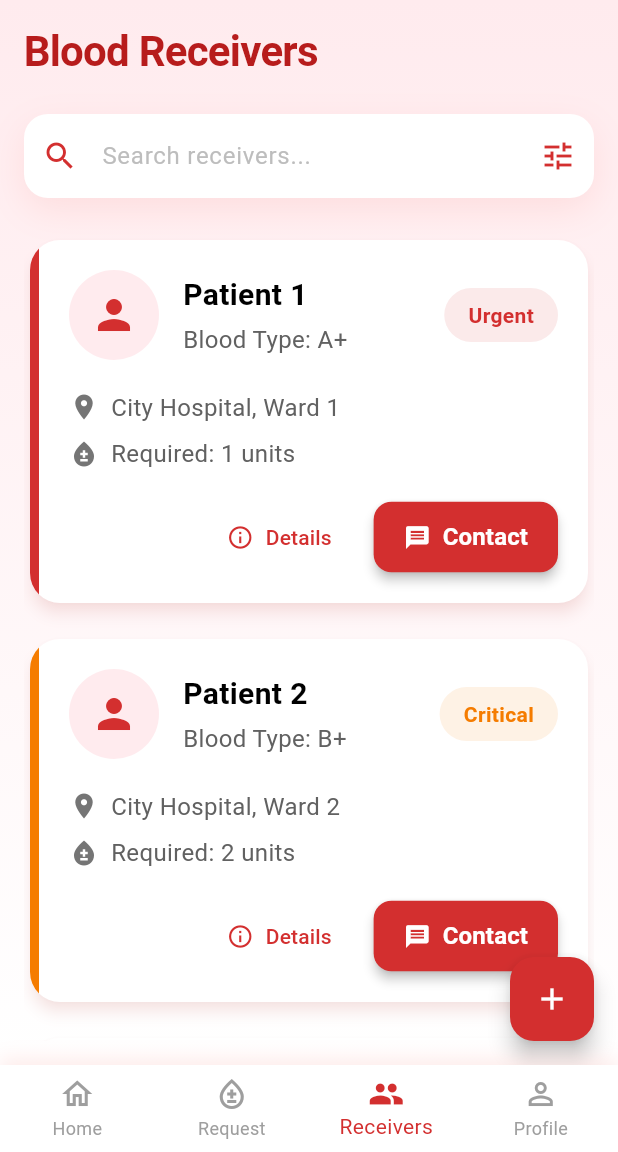
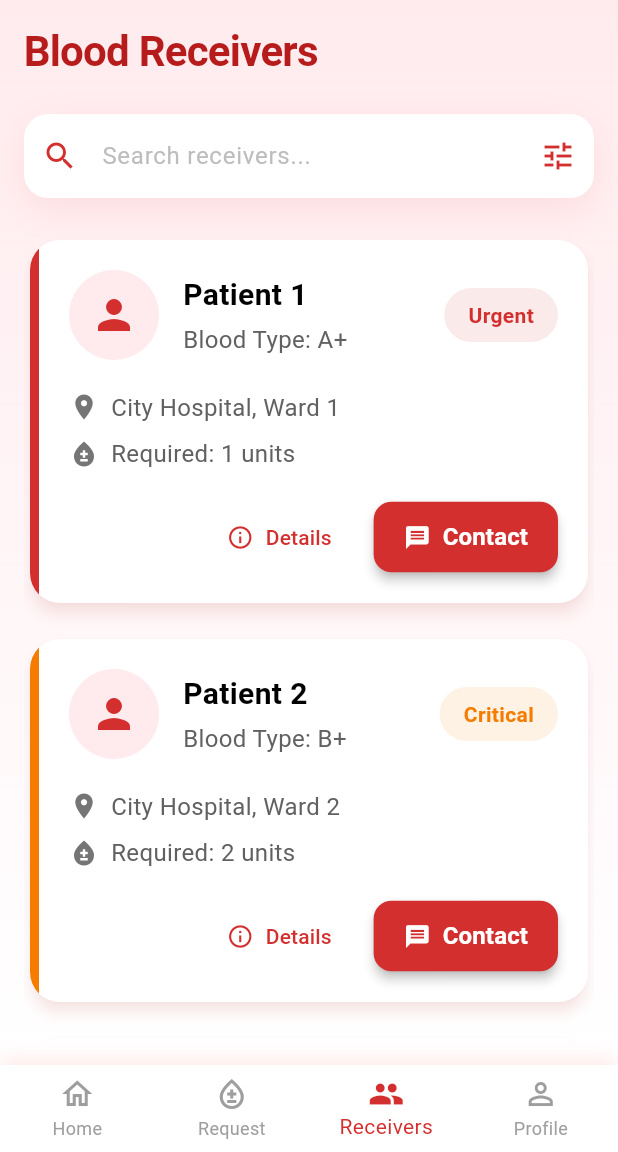
Before and after one commit to Sreenu-Chandaka/life_drop, a Flutter app: the screen it shows after launch, item 3 of the bottom bar chosen, on a phone screen of 412 x 824 dp, the part 84-1236 px from its top. Run offline on Flutter 3.47's test engine with Material 3 defaults, Android fonts, the light colour scheme and no system bars.

Commit message:
Update receivers_screen.dart

```diff
--- a/lib/screens/receivers_screen.dart
+++ b/lib/screens/receivers_screen.dart
@@ -46,11 +46,7 @@ class ReceiversScreen extends StatelessWidget {
           ),
         ),
       ),
-      floatingActionButton: FloatingActionButton(
-        onPressed: () {},
-        backgroundColor: Colors.red[700],
-        child: const Icon(Icons.add, color: Colors.white),
-      ),
+
     );
   }
 
```
